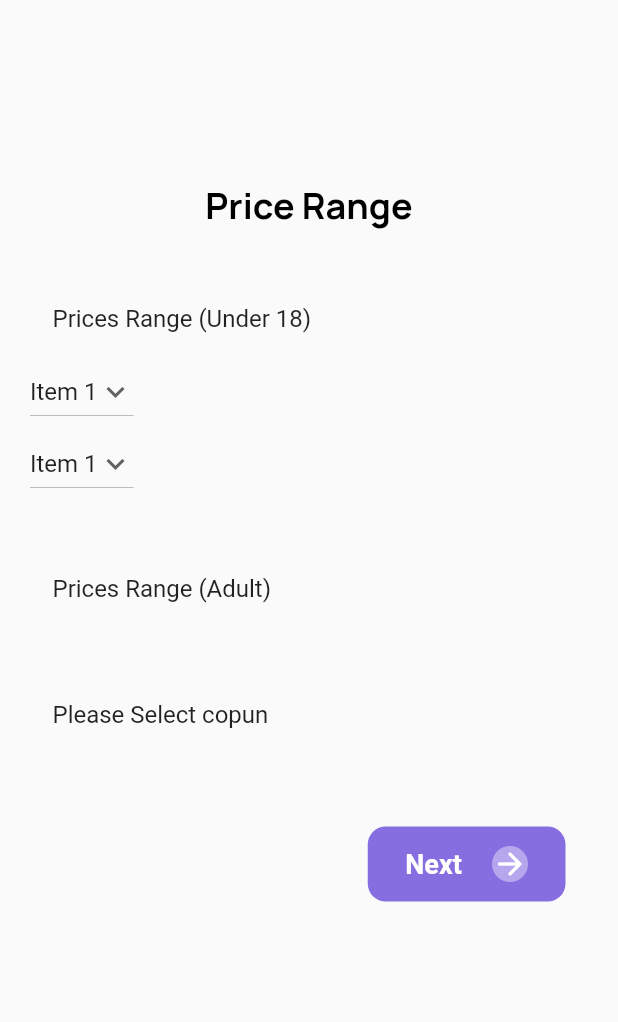
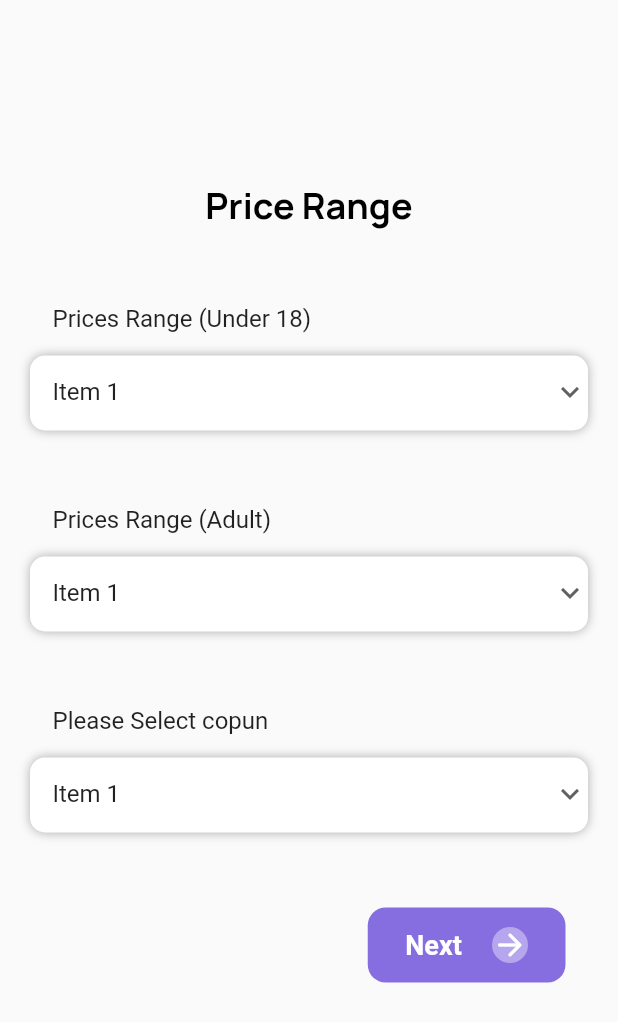
Before and after one commit to yasirkhan25/Barber_App, a Flutter app: the PriceRange screen opened directly, on a phone screen of 412 x 824 dp. Shown: the top 1022 px of the screen. Run offline on Flutter 3.47's test engine with Material 2 defaults, Android fonts, the phone set to English and light mode, and no system bars; our stand-ins replace dotted_border, flutter_screenutil, get, google_fonts, image_picker.

Commit message:
price range screen done

```diff
--- a/lib/price range/PriceRange.dart
+++ b/lib/price range/PriceRange.dart
@@ -1,25 +1,17 @@
-
 import 'package:barbar_app/core/CustomNextButton.dart';
 import 'package:barbar_app/providers/PriceRangeScreenProvider.dart';
+import 'package:barbar_app/short%20form%20screen/ShortFormScreen.dart';
 import 'package:flutter/material.dart';
 import 'package:flutter_screenutil/flutter_screenutil.dart';
 import 'package:google_fonts/google_fonts.dart';
 import 'package:provider/provider.dart';
 
-class PriceRange extends StatefulWidget {
-  @override
-  _ProfessionState createState() => _ProfessionState();
-}
-
-class _ProfessionState extends State<PriceRange> {
-
+class PriceRange extends StatelessWidget {
   @override
   Widget build(BuildContext context) {
-    return ChangeNotifierProvider(
-        create: (context) {
+    return ChangeNotifierProvider(create: (context) {
       return PriceRangeScreenProvider();
-    },
-    child: SafeArea(
+    }, child: SafeArea(
       child: Scaffold(
         body: Consumer<PriceRangeScreenProvider>(
             builder: (context, model, child) {
@@ -43,18 +35,41 @@ class _ProfessionState extends State<PriceRange> {
                   SizedBox(
                     height: 50.h,
                   ),
-
-                ///Custom Container Called...................................................
                   Padding(
                     padding: EdgeInsets.only(left: 15),
-                  child: Text('Prices Range (Under 18)',style: TextStyle(fontSize: 16),),
+                    child: Text(
+                      'Prices Range (Under 18)',
+                      style: TextStyle(fontSize: 16),
+                    ),
                   ),
                   SizedBox(
                     height: 15.h,
                   ),
 
-                    DropdownButton(
+                  /// Under 18 dropdown menus.................................
+                  ///
+                  ///
+                  ///
 
+                  Container(
+                    height: 50.h,
+                    width: double.infinity,
+                    decoration: BoxDecoration(
+                      boxShadow: [
+                        BoxShadow(
+                          color: Colors.black.withOpacity(0.3),
+                          blurRadius: 5,
+                          offset: Offset(0, 0), // changes position of shadow
+                        ),
+                      ],
+                      color: Colors.white,
+                      borderRadius: BorderRadius.circular(10),
+                    ),
+                    child: Padding(
+                      padding: EdgeInsets.only(left: 15),
+                      child: DropdownButton(
+                        underline: SizedBox(),
+                        isExpanded: true,
                         // Initial Value
                         value: model.selectedPriceUnder18,
 
@@ -74,14 +89,46 @@ class _ProfessionState extends State<PriceRange> {
                           model.setSelectedItem(newValue);
                         },
                       ),
+                    ),
+                  ),
 
-                    /// adult dropdown menus
+                  SizedBox(
+                    height: 50.h,
+                  ),
+                  Padding(
+                    padding: EdgeInsets.only(left: 15),
+                    child: Text(
+                      'Prices Range (Adult)',
+                      style: TextStyle(fontSize: 16),
+                    ),
+                  ),
+                  SizedBox(
+                    height: 15.h,
+                  ),
+
+                  /// Adult dropdown menus.................................
                   ///
                   ///
                   ///
-
-                    DropdownButton(
-
+                  Container(
+                    height: 50.h,
+                    width: double.infinity,
+                    decoration: BoxDecoration(
+                      boxShadow: [
+                        BoxShadow(
+                          color: Colors.black.withOpacity(0.3),
+                          blurRadius: 5,
+                          offset: Offset(0, 0), // changes position of shadow
+                        ),
+                      ],
+                      color: Colors.white,
+                      borderRadius: BorderRadius.circular(10),
+                    ),
+                    child: Padding(
+                      padding: EdgeInsets.only(left: 15),
+                      child: DropdownButton(
+                        underline: SizedBox(),
+                        isExpanded: true,
                         // Initial Value
                         value: model.selectedPriceAdult,
 
@@ -101,157 +148,67 @@ class _ProfessionState extends State<PriceRange> {
                           model.setSelectedAdultPrice(newValue);
                         },
                       ),
-                // Container(
-                //   height: 50.h,
-                //   width: double.infinity,
-                //   decoration: BoxDecoration(
-                //     boxShadow: [
-                //       BoxShadow(
-                //         color: Colors.black.withOpacity(0.3),
-                //         blurRadius: 5,
-                //         offset: Offset(0, 0), // changes position of shadow
-                //       ),
-                //     ],
-                //     color: Colors.white,
-                //     borderRadius: BorderRadius.circular(10),
-                //   ),
-                //   child: Padding(
-                //     padding: EdgeInsets.only(left: 15),
-                //     child: DropdownButton<Item>(
-                //       isExpanded: true,
-                //       underline: Container(),
-                //       hint:  Text("\$16-13"),
-                //       value: model.mySelectedUser,
-                //       onChanged: (Item value) {
-                //             model.setSelectedItem(value);
-                //       },
-                //       items: model.users.map((Item user) {
-                //         return  DropdownMenuItem<Item>(
-                //           value: user,
-                //           child: Row(
-                //             children: <Widget>[
-                //               user.icon,
-                //               SizedBox(width: 10,),
-                //               Text(
-                //                 user.name,
-                //                 style:  TextStyle(color: Colors.black),
-                //               ),
-                //             ],
-                //           ),
-                //         );
-                //       }).toList(),
-                //     ),
-                //   ),
-                // ),
-
+                    ),
+                  ),
                   SizedBox(
                     height: 50.h,
                   ),
                   Padding(
                     padding: EdgeInsets.only(left: 15),
-                  child: Text('Prices Range (Adult)',style: TextStyle(fontSize: 16),),
+                    child: Text(
+                      'Please Select copun',
+                      style: TextStyle(fontSize: 16),
+                    ),
                   ),
                   SizedBox(
                     height: 15.h,
                   ),
-                // Container(
-                //   height: 50.h,
-                //   width: double.infinity,
-                //   decoration: BoxDecoration(
-                //     boxShadow: [
-                //       BoxShadow(
-                //         color: Colors.black.withOpacity(0.3),
-                //         blurRadius: 5,
-                //         offset: Offset(0, 0), // changes position of shadow
-                //       ),
-                //     ],
-                //     color: Colors.white,
-                //     borderRadius: BorderRadius.circular(10),
-                //   ),
-                //   child: Padding(
-                //     padding: EdgeInsets.only(left: 15),
-                //     child: DropdownButton<Item>(
-                //       isExpanded: true,
-                //       underline: Container(),
-                //       hint:  Text("\$16-13"),
-                //       value: selectedUser,
-                //       onChanged: (Item Value) {
-                //         setState(() {
-                //           selectedUser = Value;
-                //         });
-                //       },
-                //       items: users.map((Item user) {
-                //         return  DropdownMenuItem<Item>(
-                //           value: user,
-                //           child: Row(
-                //             children: <Widget>[
-                //               user.icon,
-                //               SizedBox(width: 10,),
-                //               Text(
-                //                 user.name,
-                //                 style:  TextStyle(color: Colors.black),
-                //               ),
-                //             ],
-                //           ),
-                //         );
-                //       }).toList(),
-                //     ),
-                //   ),
-                // ),
-                SizedBox(
+
+                  /// Select Copun dropdown menus.................................
+                  ///
+                  ///
+                  ///
+                  ///
+                  Container(
                     height: 50.h,
+                    width: double.infinity,
+                    decoration: BoxDecoration(
+                      boxShadow: [
+                        BoxShadow(
+                          color: Colors.black.withOpacity(0.3),
+                          blurRadius: 5,
+                          offset: Offset(0, 0), // changes position of shadow
                         ),
-                Padding(
+                      ],
+                      color: Colors.white,
+                      borderRadius: BorderRadius.circular(10),
+                    ),
+                    child: Padding(
                       padding: EdgeInsets.only(left: 15),
-                  child: Text('Please Select copun',style: TextStyle(fontSize: 16),),
+                      child: DropdownButton(
+                        underline: SizedBox(),
+                        isExpanded: true,
+                        // Initial Value
+                        value: model.selectCopun,
+
+                        // Down Arrow Icon
+                        icon: const Icon(Icons.keyboard_arrow_down),
+
+                        // Array list of items
+                        items: model.copunPriceList.map((String items) {
+                          return DropdownMenuItem(
+                            value: items,
+                            child: Text(items),
+                          );
+                        }).toList(),
+                        // After selecting the desired option,it will
+                        // change button value to selected value
+                        onChanged: (String newValue) {
+                          model.setSelectcopun(newValue);
+                        },
                       ),
-                SizedBox(
-                  height: 15.h,
                     ),
-                // Container(
-                //   height: 50.h,
-                //   width: double.infinity,
-                //   decoration: BoxDecoration(
-                //     boxShadow: [
-                //       BoxShadow(
-                //         color: Colors.black.withOpacity(0.3),
-                //         blurRadius: 5,
-                //         offset: Offset(0, 0), // changes position of shadow
-                //       ),
-                //     ],
-                //     color: Colors.white,
-                //     borderRadius: BorderRadius.circular(10),
-                //   ),
-                //   child: Padding(
-                //     padding: EdgeInsets.only(left: 15),
-                //     child: DropdownButton<Item>(
-                //       isExpanded: true,
-                //       underline: Container(),
-                //       hint:  Text("\$16-13"),
-                //       value: selectedUser,
-                //       onChanged: (Item Value) {
-                //         setState(() {
-                //           selectedUser = Value;
-                //         });
-                //       },
-                //       items: users.map((Item user) {
-                //         return  DropdownMenuItem<Item>(
-                //           value: user,
-                //           child: Row(
-                //             children: <Widget>[
-                //               user.icon,
-                //               SizedBox(width: 10,),
-                //               Text(
-                //                 user.name,
-                //                 style:  TextStyle(color: Colors.black),
-                //               ),
-                //             ],
-                //           ),
-                //         );
-                //       }).toList(),
-                //     ),
-                //   ),
-                // ),
+                  ),
                   SizedBox(
                     height: 50.h,
                   ),
@@ -263,11 +220,11 @@ class _ProfessionState extends State<PriceRange> {
                       // width: MediaQuery.of(context).size.height * 0.18,
                       child: InkWell(
                           onTap: () {
-                          // Navigator.push(
-                          //   context,
-                          //   MaterialPageRoute(
-                          //       builder: (context) => PersonalInformation()),
-                          // );
+                            Navigator.push(
+                              context,
+                              MaterialPageRoute(
+                                  builder: (context) => ShortFormScreen()),
+                            );
                           },
                           child: CustomNextButton()),
                     ),
@@ -278,13 +235,12 @@ class _ProfessionState extends State<PriceRange> {
           );
         }),
       ),
-    )
-    );
+    ));
   }
 }
 
 class Item {
-  const Item(this.name,this.icon);
+  const Item(this.name, this.icon);
   final String name;
   final Icon icon;
 }
--- a/lib/providers/PriceRangeScreenProvider.dart
+++ b/lib/providers/PriceRangeScreenProvider.dart
@@ -1,35 +1,15 @@
-import 'package:barbar_app/personal%20information/PersonalInformation.dart';
+
 import 'package:flutter/cupertino.dart';
 import 'package:flutter/foundation.dart';
 import 'package:flutter/material.dart';
 
 class PriceRangeScreenProvider extends ChangeNotifier {
-  // List<String> _items = ['5', '10', '15', '20', '25'];
-  // String _selectedItem;
-  //
-  // List<String> get items => _items;
-  // String get selected => _selectedItem;
-  //
-  // void setSelectedItem(String s) {
-  //   _selectedItem = s;
-  //   notifyListeners();
-  // }
-
-  Item mySelectedUser;
-  List<Item> users = <Item>[
-    const Item('5',Icon(Icons.arrow_right,color:  const Color(0xFF167F67),)),
-    const Item('10',Icon(Icons.arrow_right,color:  const Color(0xFF167F67),)),
-    const Item('15',Icon(Icons.arrow_right,color:  const Color(0xFF167F67),)),
-    const Item('20',Icon(Icons.arrow_right,color:  const Color(0xFF167F67),)),
-  ];
 
 
 void setSelectedItem(var s) {
   selectedPriceUnder18 = s;
   notifyListeners();
 }
-
-
 
   String selectedPriceUnder18 = 'Item 1';
 
@@ -55,6 +35,24 @@ void setSelectedItem(var s) {
   void setSelectedAdultPrice(var s) {
     selectedPriceAdult = s;
     notifyListeners();
+
+
+  }
+String selectCopun = 'Item 1';
+
+// List of items in our dropdown menu
+var copunPriceList = [
+  'Item 1',
+  'Item 2',
+  'Item 3',
+  'Item 4',
+  'Item 5',
+];
+  void setSelectcopun(var s) {
+     selectCopun = s;
+    notifyListeners();
+
+
   }
 
 
--- a/lib/personal information/PersonalInformation.dart
+++ b/lib/short form screen/ShortFormScreen.dart
@@ -7,12 +7,12 @@ import 'package:flutter/material.dart';
 import 'package:flutter_screenutil/flutter_screenutil.dart';
 import 'package:image_picker/image_picker.dart';
 
-class PersonalInformation extends StatefulWidget {
+class ShortFormScreen extends StatefulWidget {
   @override
   _ProfessionState createState() => _ProfessionState();
 }
 
-class _ProfessionState extends State<PersonalInformation> {
+class _ProfessionState extends State<ShortFormScreen> {
   Item selectedUser;
   List<Item> users = <Item>[
     const Item(
```
Lines whose indentation alone changed are shown as unchanged.
